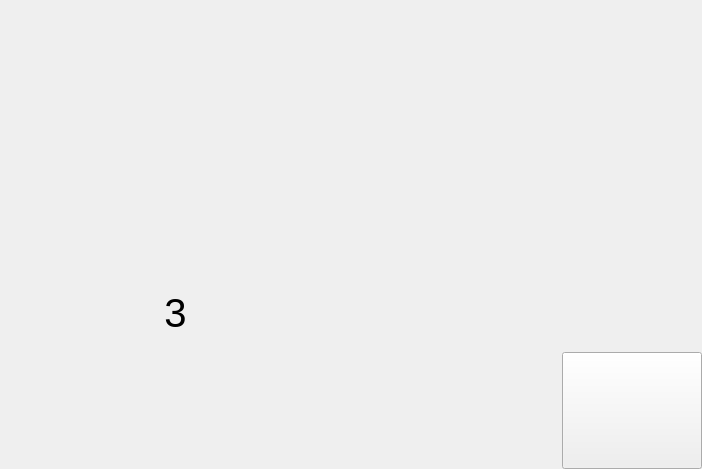
First picture: the form in Agricola_Front/Basic/round_stack.ui, repository kimmoney/Agricola, before the edit.
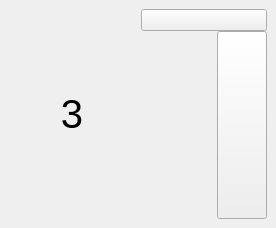
Second picture: the form after the edit. Icons and pictures are not drawn.

Patch:
```diff
--- a/Agricola_Front/Basic/round_stack.ui
+++ b/Agricola_Front/Basic/round_stack.ui
@@ -6,8 +6,8 @@
    <rect>
     <x>0</x>
     <y>0</y>
-    <width>702</width>
-    <height>469</height>
+    <width>276</width>
+    <height>228</height>
    </rect>
   </property>
   <property name="windowTitle">
@@ -16,7 +16,7 @@
   <property name="styleSheet">
    <string notr="true">#Form{border-image: url(:/newPrefix/IMG_0403.PNG);}</string>
   </property>
-  <layout class="QHBoxLayout" name="horizontalLayout_2" stretch="1,1">
+  <layout class="QHBoxLayout" name="horizontalLayout_2" stretch="0">
    <property name="spacing">
     <number>0</number>
    </property>
@@ -33,6 +33,12 @@
     <number>0</number>
    </property>
    <item>
+    <widget class="QWidget" name="widget" native="true">
+     <property name="styleSheet">
+      <string notr="true">#widget{border-image: url(:/newPrefix/IMG_0403.PNG);}</string>
+     </property>
+     <layout class="QHBoxLayout" name="horizontalLayout_3" stretch="1,1">
+      <item>
     <layout class="QVBoxLayout" name="verticalLayout" stretch="1,2">
      <property name="spacing">
       <number>0</number>
@@ -42,10 +48,13 @@
        <property name="orientation">
         <enum>Qt::Vertical</enum>
        </property>
+          <property name="sizeType">
+           <enum>QSizePolicy::Maximum</enum>
+          </property>
        <property name="sizeHint" stdset="0">
         <size>
-         <width>20</width>
-         <height>40</height>
+            <width>0</width>
+            <height>0</height>
         </size>
        </property>
       </spacer>
@@ -53,7 +62,7 @@
      <item>
       <widget class="QPushButton" name="pushButton_4">
        <property name="sizePolicy">
-        <sizepolicy hsizetype="Minimum" vsizetype="Minimum">
+           <sizepolicy hsizetype="Minimum" vsizetype="Maximum">
          <horstretch>0</horstretch>
          <verstretch>0</verstretch>
         </sizepolicy>
@@ -81,13 +90,13 @@
      <item>
       <widget class="QPushButton" name="pushButton_3">
        <property name="sizePolicy">
-        <sizepolicy hsizetype="Minimum" vsizetype="Minimum">
+           <sizepolicy hsizetype="Minimum" vsizetype="Maximum">
          <horstretch>0</horstretch>
          <verstretch>0</verstretch>
         </sizepolicy>
        </property>
        <property name="styleSheet">
-        <string notr="true">border:none;</string>
+           <string notr="true"/>
        </property>
        <property name="text">
         <string/>
@@ -134,6 +143,9 @@
       </layout>
      </item>
     </layout>
+      </item>
+     </layout>
+    </widget>
    </item>
   </layout>
  </widget>
```
Left out of the diff: 2 changed lines with no effect on the pictures. Lines whose indentation alone changed are shown as unchanged.
